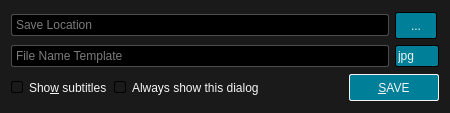
Before: the Qt Designer form src/ui/screenshotdialog.ui in u8sand/Baka-MPlayer, drawn with Qt 5.
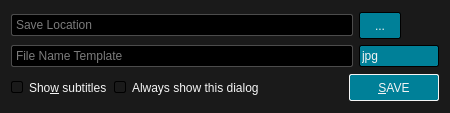
After: the same form once the commit is applied. Icons and pictures are not drawn.

Commit message: arrow svgs: change color to #F5F5F5

Patch:
```diff
--- a/src/ui/screenshotdialog.ui
+++ b/src/ui/screenshotdialog.ui
@@ -135,6 +135,12 @@
          <verstretch>0</verstretch>
         </sizepolicy>
        </property>
+       <property name="minimumSize">
+        <size>
+         <width>80</width>
+         <height>0</height>
+        </size>
+       </property>
        <item>
         <property name="text">
          <string>jpg</string>
```
The commit also changes 2 other files.
